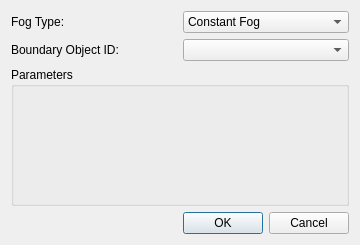
First picture: the form in src/window/fog_dialog.ui, repository jur4ikoff/cg-coursework, before the edit.
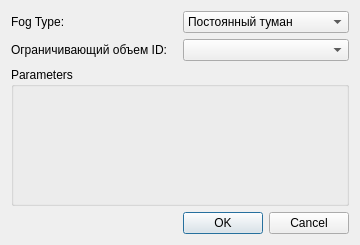
Second picture: the form after the edit.

Diff of the .ui file:
```diff
--- a/src/window/fog_dialog.ui
+++ b/src/window/fog_dialog.ui
@@ -30,7 +30,7 @@
       <widget class="QComboBox" name="fogTypeCombo">
        <item>
         <property name="text">
-         <string>Constant Fog</string>
+         <string>Постоянный туман</string>
         </property>
        </item>
        <item>
@@ -52,7 +52,7 @@
      <item>
       <widget class="QLabel" name="labelObjectId">
        <property name="text">
-        <string>Boundary Object ID:</string>
+        <string>Ограничивающий объем ID:</string>
        </property>
       </widget>
      </item>
```
Left out of the diff: 4 changed lines with no effect on the pictures.
